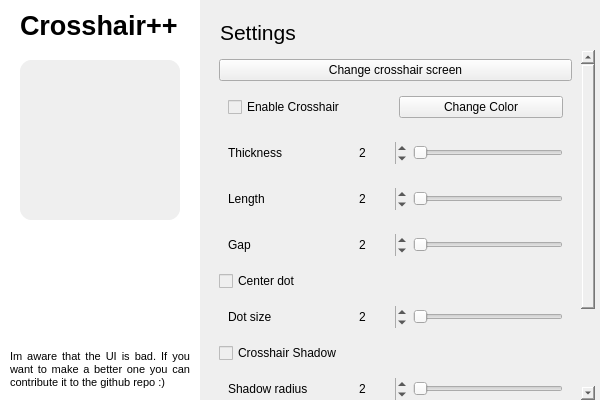
Before: the Qt Designer form resources/preset.ui in Drumba08/crosshairpp, drawn with Qt 5.
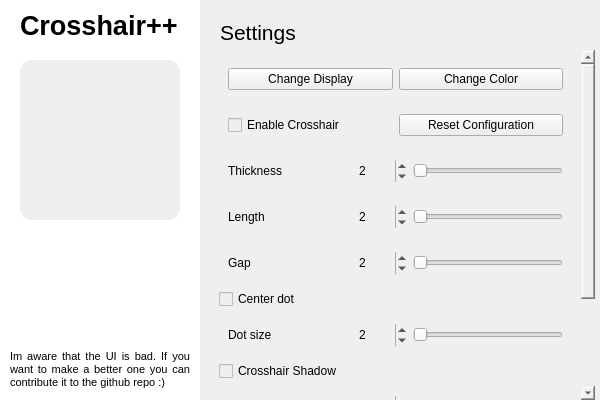
After: the same form once the commit is applied.

Commit message: subpixel render fix, firstrun check, reset btn, config merge, ui

```diff
--- a/resources/preset.ui
+++ b/resources/preset.ui
@@ -199,15 +199,28 @@
         <x>0</x>
         <y>0</y>
         <width>375</width>
-        <height>492</height>
+        <height>504</height>
        </rect>
       </property>
       <layout class="QVBoxLayout" name="verticalLayout">
        <item>
-        <widget class="QPushButton" name="i_cycleScreen">
-         <property name="text">
-          <string>Change crosshair screen</string>
-         </property>
+        <widget class="QWidget" name="horizontalWidget_2" native="true">
+         <layout class="QHBoxLayout" name="horizontalLayout_19">
+          <item>
+           <widget class="QPushButton" name="i_cycleScreen">
+            <property name="text">
+             <string>Change Display</string>
+            </property>
+           </widget>
+          </item>
+          <item>
+           <widget class="QPushButton" name="i_changeColor">
+            <property name="text">
+             <string>Change Color</string>
+            </property>
+           </widget>
+          </item>
+         </layout>
         </widget>
        </item>
        <item>
@@ -221,9 +234,15 @@
            </widget>
           </item>
           <item>
-           <widget class="QPushButton" name="i_changeColor">
+           <widget class="QPushButton" name="i_resetConf">
+            <property name="maximumSize">
+             <size>
+              <width>16777215</width>
+              <height>16777215</height>
+             </size>
+            </property>
             <property name="text">
-             <string>Change Color</string>
+             <string>Reset Configuration</string>
             </property>
            </widget>
           </item>
```
The commit also changes 4 other files.
